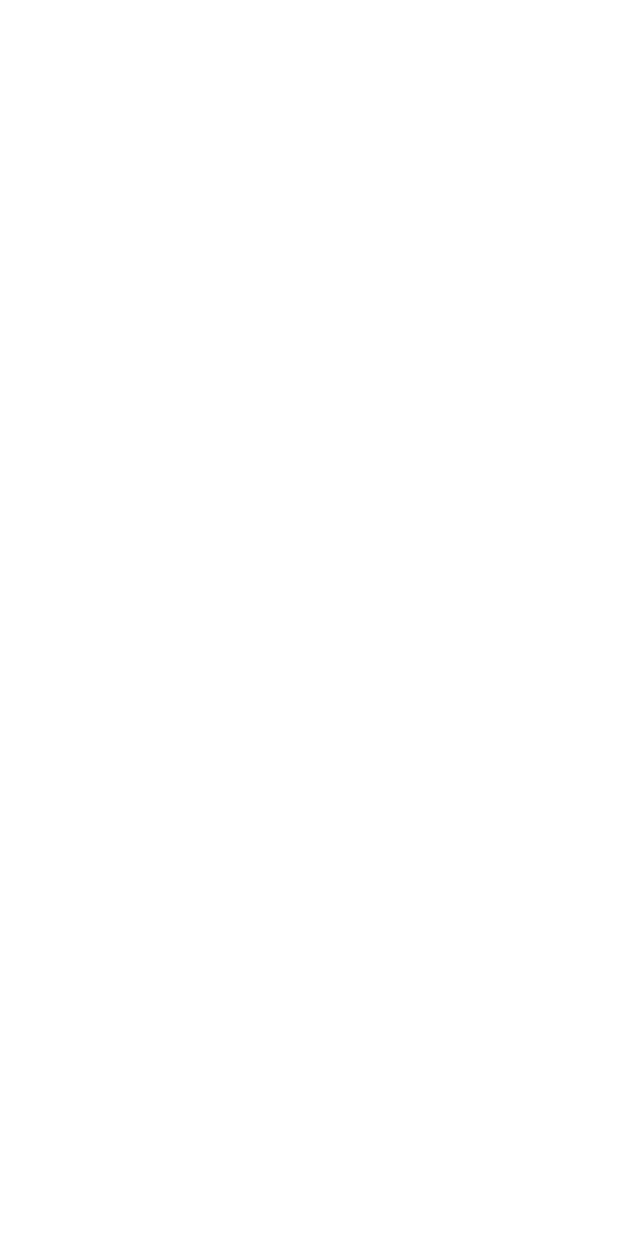
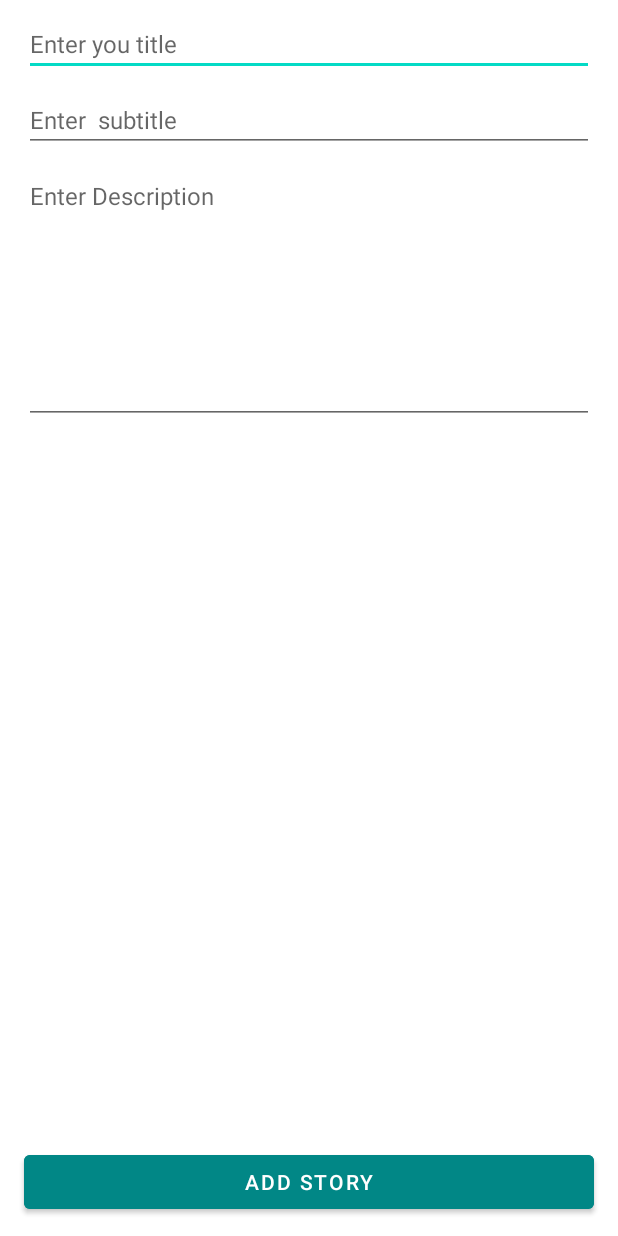
Before and after one commit to HassanZz817/MyStory, an Android app: the AddStoryActivity screen opened directly, with no data from a screen before it, on a phone screen of 412 x 824 dp. Before the commit the screen is empty. Run offline under Robolectric (Android 15) with nearby library versions, the phone set to English and light mode, and no system bars.

Commit message:
designing and implemitnth the code for the AddStoryActivity.kt and activity_add_stroy.xml

```diff
--- a/app/src/main/java/com/example/mystory/AddStoryActivity.kt
+++ b/app/src/main/java/com/example/mystory/AddStoryActivity.kt
@@ -1,15 +1,61 @@
 package com.example.mystory
 
+import android.content.Intent
 import androidx.appcompat.app.AppCompatActivity
 import android.os.Bundle
+import android.widget.Button
+import android.widget.TextView
 
 class AddStoryActivity : AppCompatActivity() {
+    lateinit var editTextTitle:TextView
+    lateinit var editTextSubtitle:TextView
+    lateinit var editTextDesc:TextView
+     lateinit var btnAddStory :Button
 
 
     override fun onCreate(savedInstanceState: Bundle?) {
         super.onCreate(savedInstanceState)
         setContentView(R.layout.activity_add_stroy)
 
+        connectViews()
+        fieldsValidation()
+
 
     }
+    private fun connectViews(){
+        editTextTitle = findViewById(R.id.etTitle)
+        editTextSubtitle = findViewById(R.id.etSubtitle)
+        editTextDesc = findViewById(R.id.etDesc)
+        btnAddStory = findViewById(R.id.btnAddStory)
+    }
+    private fun fieldsValidation(){
+        btnAddStory.setOnClickListener{
+            val title = editTextTitle.text
+            val subTitle = editTextSubtitle.text
+            val desc = editTextDesc.text
+
+            when {
+                title.isEmpty() -> {
+                    editTextTitle.error = "Enter title"
+                }
+                subTitle.isEmpty() -> {
+                    editTextSubtitle.error = "Enter subtitle"
+                }
+                desc.isEmpty() -> {
+                    editTextDesc.error = "Enter Description"
+                }
+                else -> {
+                    // Add story now all filed are valid
+                    this.finish()
+                    val i = Intent(this,MainActivity::class.java)
+                    i.putExtra("title",title)
+                    i.putExtra("subtitle",subTitle)
+                    i.putExtra("desc",desc)
+                    startActivity(i)
+
+                }
+            }
+
+        }
+    }
 }
--- a/app/src/main/java/com/example/mystory/MainActivity.kt
+++ b/app/src/main/java/com/example/mystory/MainActivity.kt
@@ -26,12 +26,19 @@ class MainActivity : AppCompatActivity() {
         setContentView(R.layout.activity_main)
 
         val email = intent.getStringExtra("username")
+
         connectViews()
+
         setSupportActionBar(toolbarView)
         supportActionBar?.setDisplayHomeAsUpEnabled(true)
 
         setupDrawer()
-        updateEmailInHeader(email!!)
+        try {
+            updateEmailInHeader(email!!)
+
+        }catch (_:java.lang.NullPointerException){
+
+        }
         drawerClick()
         openAddStoryActivity()
         displayStories()
@@ -42,7 +49,7 @@ class MainActivity : AppCompatActivity() {
         toolbarView = findViewById(R.id.toolbar)
         navigationView = findViewById(R.id.navView)
         recyclerView = findViewById(R.id.storiesRecyclerView)
-        buttonAddStory = findViewById(R.id.btnAddStory)
+        this.buttonAddStory = findViewById(R.id.btnAddStory)
     }
     private fun setupDrawer(){
         val toggle = ActionBarDrawerToggle(this,drawerLayout,R.string.open,R.string.close)
@@ -83,7 +90,7 @@ class MainActivity : AppCompatActivity() {
         }
     }
     private fun openAddStoryActivity(){
-        buttonAddStory.setOnClickListener(){
+        buttonAddStory.setOnClickListener {
             val i = Intent(this,AddStoryActivity::class.java)
             startActivity(i)
         }
@@ -92,7 +99,7 @@ class MainActivity : AppCompatActivity() {
         val storiesArray = ArrayList<Story>()
         storiesArray.add(Story("here goes the title","here you write subtitle","" +
 "fdfdfdfxfdfdv vcvdfgg"))
-        storiesArray.add(Story("this just to show you that the letter change ","here you write subtitle","" +
+        storiesArray.add(Story("this change ","here you write subtitle","" +
                 "and here you write description to your story in depth"))
 
         storiesArray.add(Story("Love kotlin","here you write subtitle","" +
--- a/app/src/main/res/layout/activity_add_stroy.xml
+++ b/app/src/main/res/layout/activity_add_stroy.xml
@@ -6,4 +6,75 @@
     android:layout_height="match_parent"
     tools:context=".AddStoryActivity">
 
+
+
+
+    <EditText
+        android:id="@+id/etTitle"
+        android:layout_width="match_parent"
+        android:layout_height="wrap_content"
+        android:layout_marginStart="16dp"
+        android:layout_marginTop="8dp"
+        android:layout_marginEnd="16dp"
+        android:hint="Enter you title"
+        android:inputType="text"
+        android:maxLength="15"
+        android:textSize="16sp"
+        app:layout_constraintEnd_toEndOf="parent"
+        app:layout_constraintStart_toStartOf="parent"
+        app:layout_constraintTop_toTopOf="parent"
+
+        />
+
+    <EditText
+        android:id="@+id/etSubtitle"
+
+        android:layout_width="match_parent"
+        android:layout_height="wrap_content"
+        android:layout_marginStart="16dp"
+        android:layout_marginTop="8dp"
+        android:layout_marginEnd="16dp"
+        android:hint="Enter  subtitle"
+        android:inputType="text"
+        android:maxLength="25"
+        android:textSize="16sp"
+        app:layout_constraintEnd_toEndOf="parent"
+        app:layout_constraintStart_toStartOf="parent"
+        app:layout_constraintTop_toBottomOf="@id/etTitle"
+
+        />
+
+    <EditText
+        android:id="@+id/etDesc"
+        android:layout_width="match_parent"
+        android:layout_height="wrap_content"
+        android:layout_marginStart="16dp"
+        android:layout_marginTop="8dp"
+        android:layout_marginEnd="16dp"
+        android:hint="Enter Description"
+        android:gravity="top|start"
+        android:inputType="textMultiLine"
+        android:lines="8"
+        android:textSize="16sp"
+        app:layout_constraintEnd_toEndOf="parent"
+        app:layout_constraintStart_toStartOf="parent"
+        app:layout_constraintTop_toBottomOf="@id/etSubtitle"
+
+        />
+
+    <Button
+        android:id="@+id/btnAddStory"
+        android:layout_width="match_parent"
+        android:layout_height="wrap_content"
+        android:text="Add Story"
+        android:layout_marginEnd="16dp"
+        android:layout_marginStart="16dp"
+        android:layout_marginBottom="12dp"
+        android:backgroundTint="@color/teal_700"
+        app:layout_constraintBottom_toBottomOf="parent"
+        app:layout_constraintEnd_toEndOf="parent"
+        app:layout_constraintStart_toStartOf="parent"
+
+        />
+
 </androidx.constraintlayout.widget.ConstraintLayout>
```
